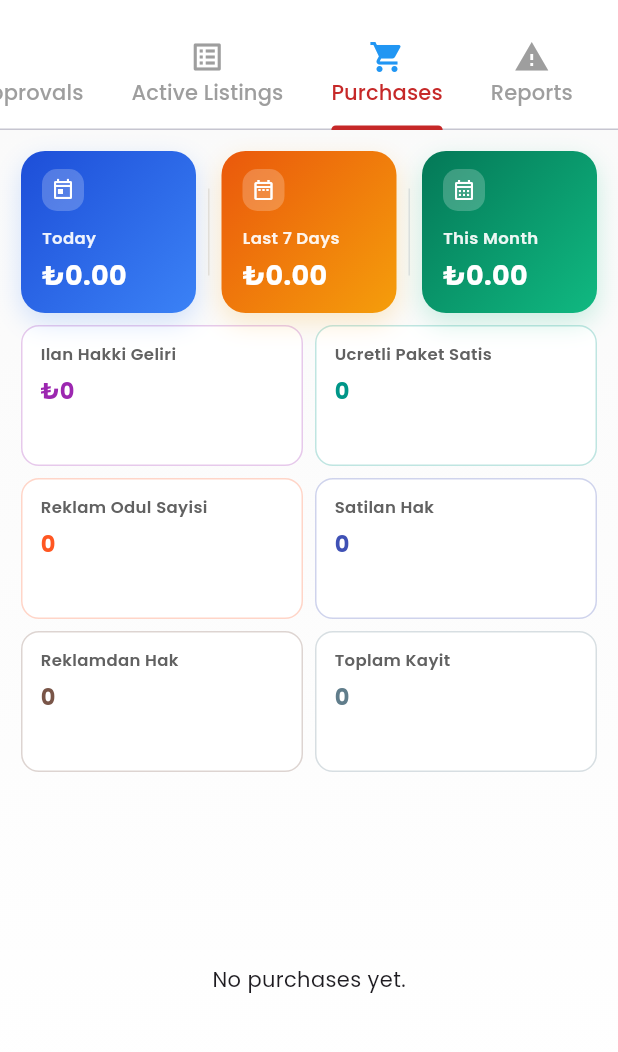
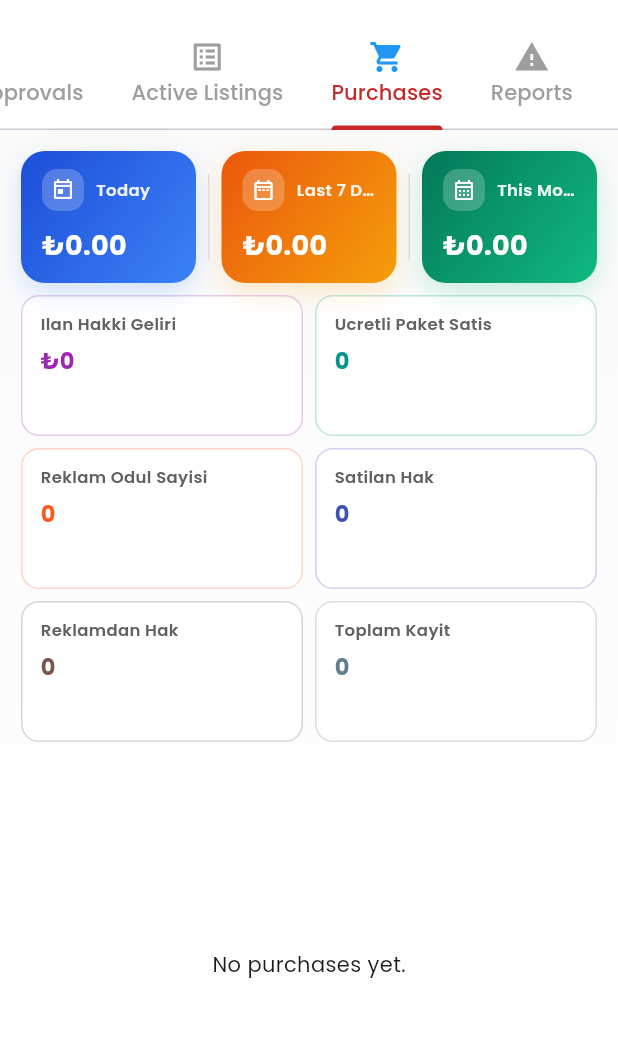
Before and after one commit to hasan-sincar/kisiden, a Flutter app: the AdminPanelScreen screen opened directly, tab 3 chosen, on a phone screen of 412 x 824 dp, the part 65-1117 px from its top. Run offline on Flutter 3.47's test engine with Material 3 defaults, Android fonts, the phone set to English and light mode, and no system bars; our stand-ins replace app_links, cached_network_image, cloud_firestore, cloud_functions, firebase_analytics, firebase_auth and 17 more; missing offline and left inert: firebase_app_check, flutter_ringtone_player, meta_seo, translator; accounts and stored records are empty.

Commit message:
style: align purchase summary labels with icons
- Place period labels beside their summary icons
- Keep each total amount directly below its label

Co-authored-by: Copilot <223556219+Copilot@users.noreply.github.com>

```diff
--- a/lib/screens/admin_panel_management_tabs.dart
+++ b/lib/screens/admin_panel_management_tabs.dart
@@ -252,19 +252,22 @@ class _AdminPurchasesTab extends StatelessWidget {
                   ),
                   child: Icon(icon, color: Colors.white, size: 16),
                 ),
-                const Spacer(),
+                const SizedBox(width: 8),
+                Expanded(
+                  child: Text(
+                    title,
+                    maxLines: 1,
+                    overflow: TextOverflow.ellipsis,
+                    style: LocalFonts.poppins(
+                      fontSize: 11,
+                      color: Colors.white.withOpacity(0.92),
+                      fontWeight: FontWeight.w600,
+                    ),
+                  ),
+                ),
               ],
             ),
             const SizedBox(height: 10),
-            Text(
-              title,
-              style: LocalFonts.poppins(
-                fontSize: 11,
-                color: Colors.white.withOpacity(0.92),
-                fontWeight: FontWeight.w600,
-              ),
-            ),
-            const SizedBox(height: 4),
             Text(
               value,
               style: LocalFonts.poppins(
```
